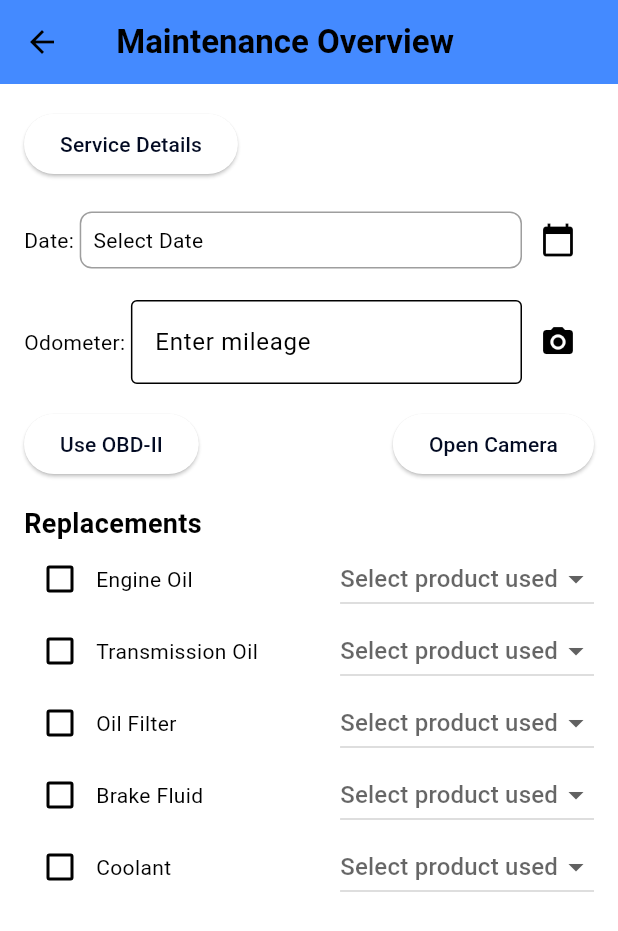
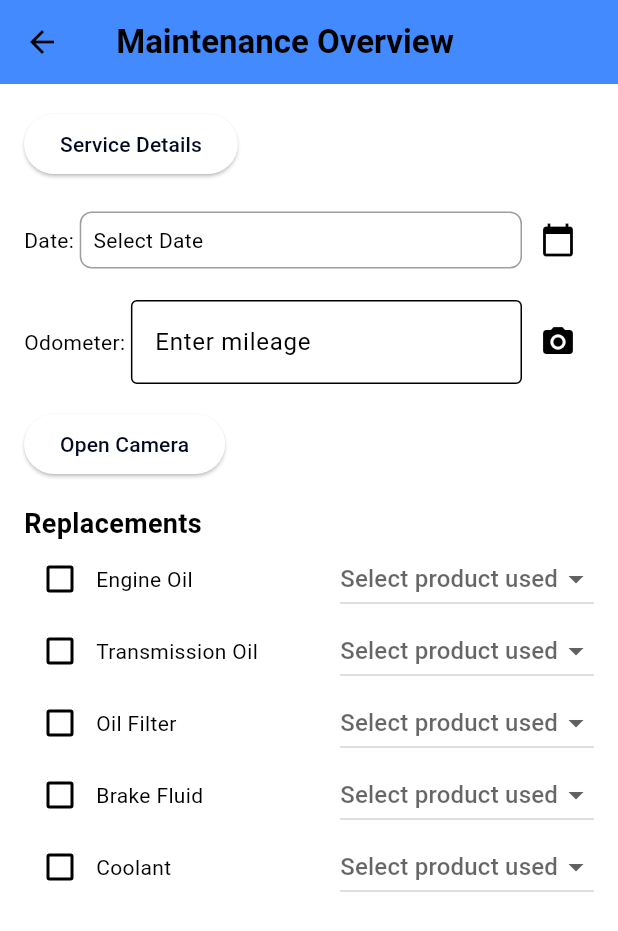
Before and after one commit to chaniruM/DriveWise, a Flutter app: the MaintenanceOverview screen opened directly with empty values, on a phone screen of 412 x 824 dp. Shown: the top 931 px of the screen. Run offline on Flutter 3.47's test engine with Material 3 defaults, Android fonts, the phone set to English and light mode, and no system bars; our stand-ins replace flutter_blue_plus, google_fonts, lottie; project files that could hold a hidden picture were left out.

Commit message:
remove obd2 button

```diff
--- a/lib/pages/MaintenanceOverview.dart
+++ b/lib/pages/MaintenanceOverview.dart
@@ -102,7 +102,7 @@ class _MaintenanceOverviewState extends State<MaintenanceOverview> {
             Row(
               mainAxisAlignment: MainAxisAlignment.spaceBetween,
               children: [
-                ElevatedButton(onPressed: () {}, child: const Text('Use OBD-II')),
+
                 ElevatedButton(onPressed: () {}, child: const Text('Open Camera')),
               ],
             ),
```
